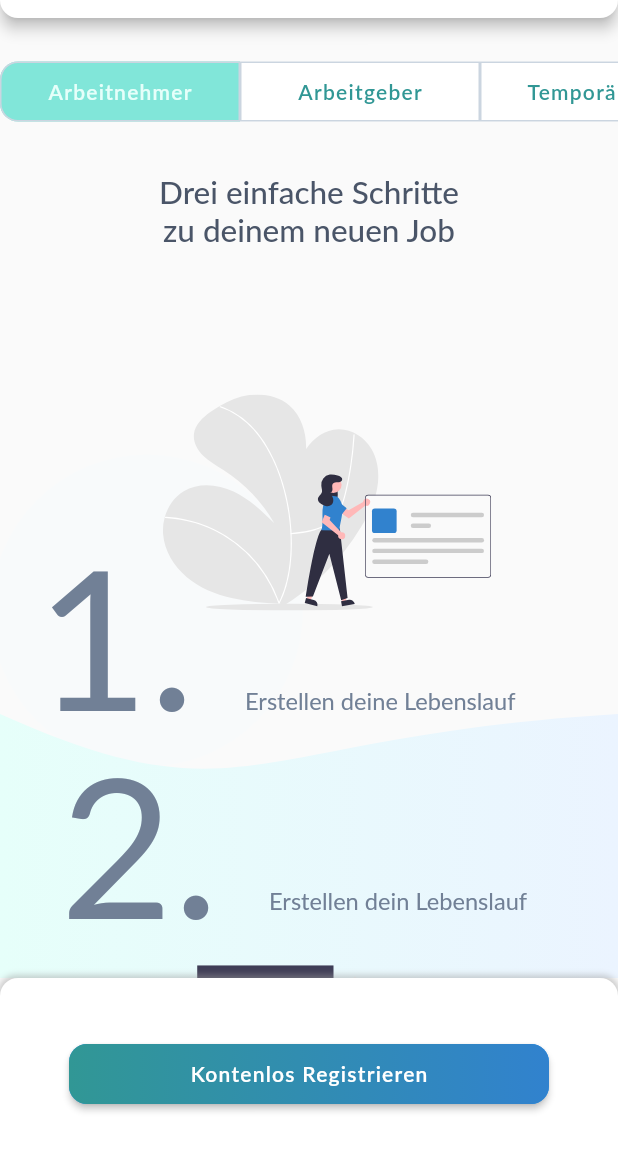
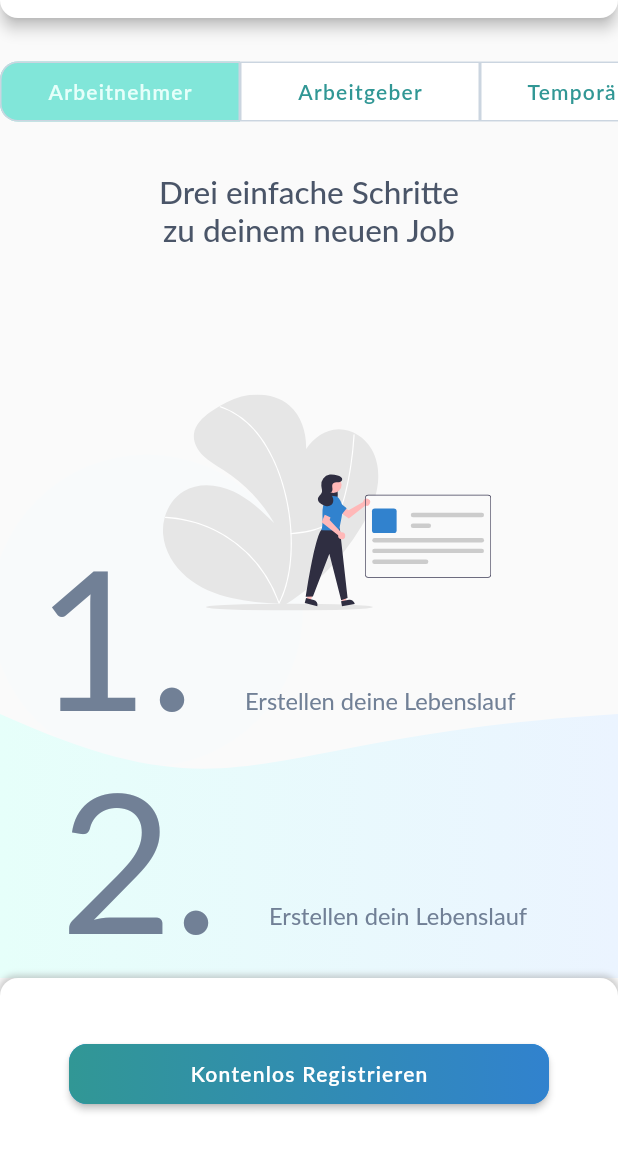
Before and after one commit to dokumanx/responsive_ui_challenge, a Flutter app: the screen it shows after launch, scrolled down 576 dp, on a phone screen of 412 x 824 dp, the part 66-1236 px from its top. Run offline on Flutter 3.47's test engine with Material 2 defaults, Android fonts, the phone set to English and light mode, and no system bars; our stand-ins replace flutter_svg, google_fonts, responsive_framework.

Commit message:
fix size

```diff
--- a/lib/screens/components/mobile/tab_view_mobile.dart
+++ b/lib/screens/components/mobile/tab_view_mobile.dart
@@ -26,7 +26,6 @@ class TabViewMobile extends StatelessWidget {
   @override
   Widget build(BuildContext context) {
     var width = MediaQuery.of(context).size.width;
-    var height = MediaQuery.of(context).size.height;
 
     return ValueListenableBuilder<int>(
       valueListenable: selectedTab,
@@ -108,7 +107,7 @@ class TabViewMobile extends StatelessWidget {
                     crossAxisAlignment: CrossAxisAlignment.center,
                     children: [
                       Padding(
-                        padding: const EdgeInsets.only(top: 50, right: 40),
+                        padding: const EdgeInsets.only(top: 70, right: 40),
                         child: Row(
                           children: [
                             Text(
```
